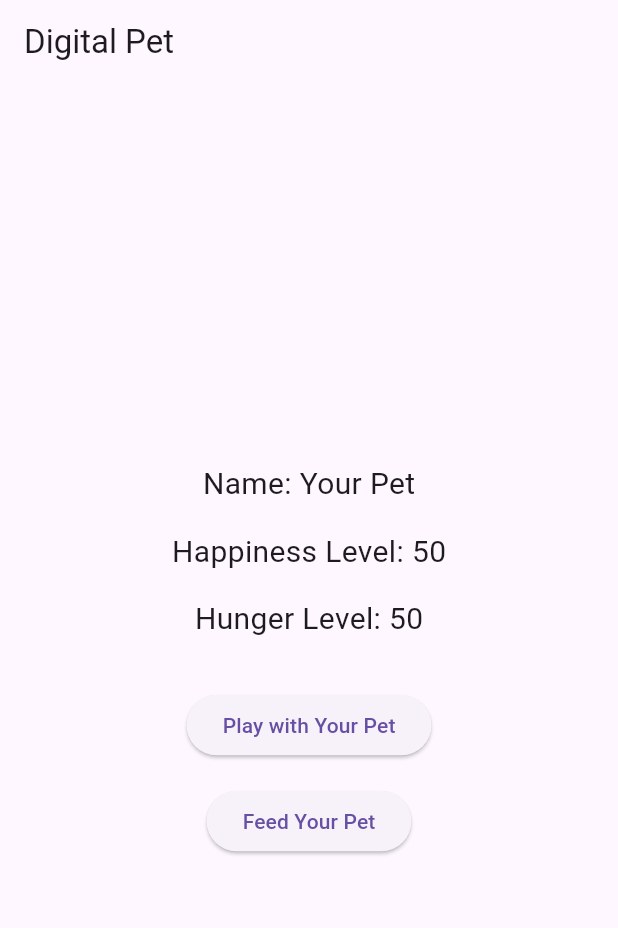
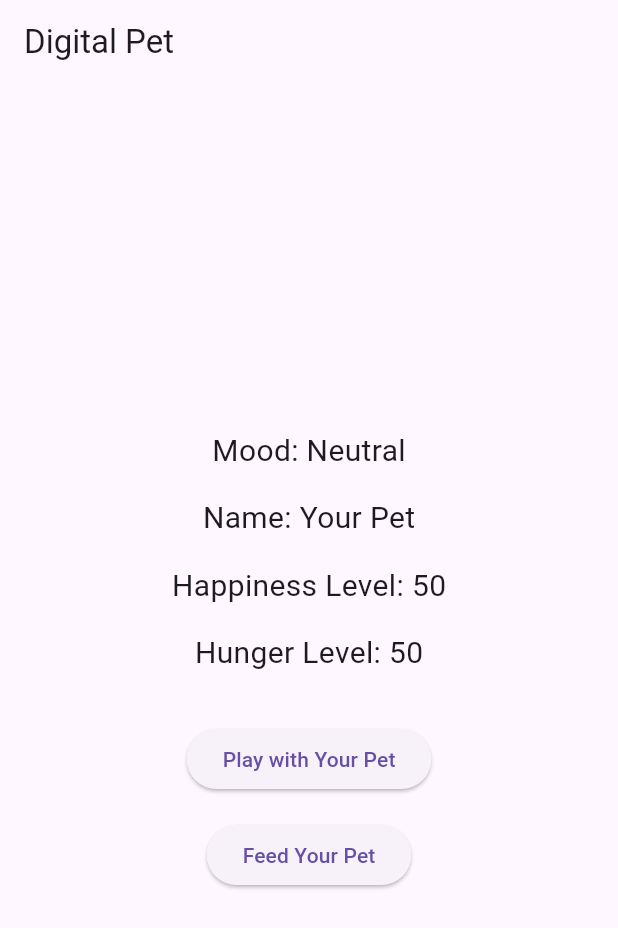
Before and after one commit to SunwooDua/pet, a Flutter app: the screen it shows after launch, on a phone screen of 412 x 824 dp. Shown: the top 928 px of the screen. Run offline on Flutter 3.47's test engine with Material 3 defaults, Android fonts, the phone set to English and light mode, and no system bars.

Commit message:
added mood text

```diff
--- a/lib/main.dart
+++ b/lib/main.dart
@@ -80,6 +80,11 @@ class _DigitalPetAppState extends State<DigitalPetApp> {
           mainAxisAlignment: MainAxisAlignment.center,
           children: <Widget>[
             Text(
+              'Mood: ${_getPetMood()}',
+              style: TextStyle(fontSize: 20.0),
+            ),
+            SizedBox(height: 16.0),
+            Text(
               'Name: $petName',
               style: TextStyle(fontSize: 20.0),
             ),
```
